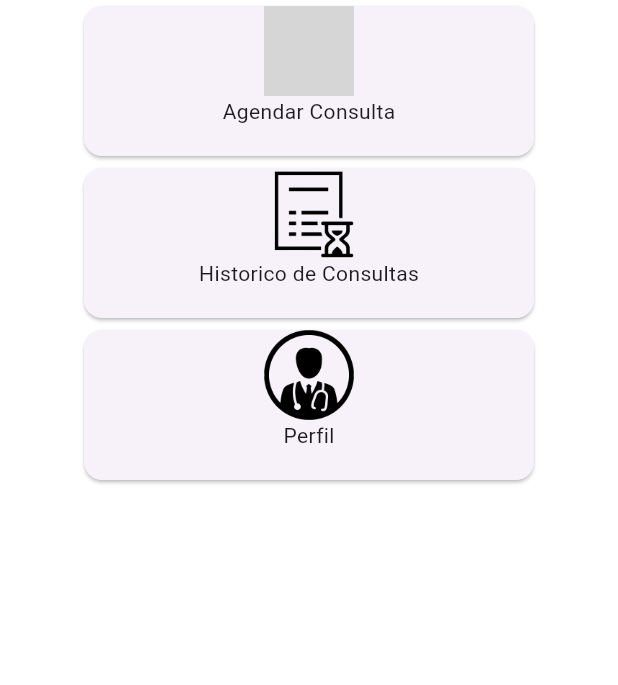
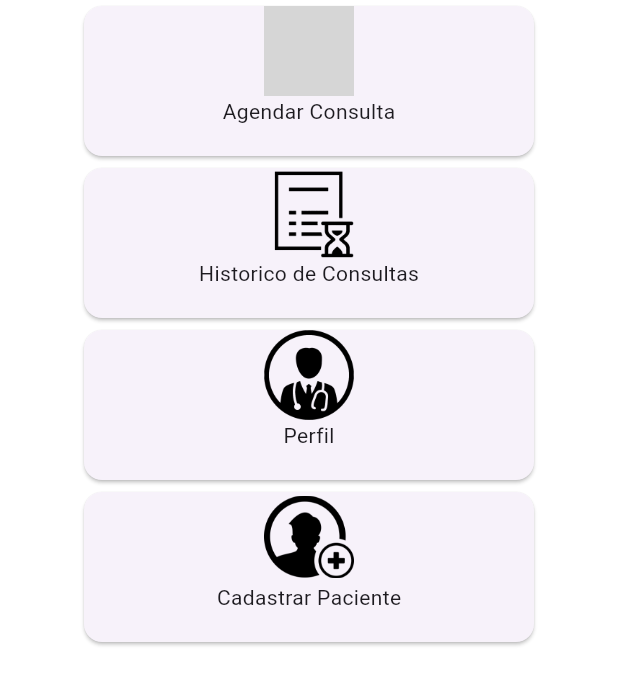
Before and after one commit to Pato-Loco-Dev/Flutterzin-Maroto, a Flutter app: the Home screen opened directly, on a phone screen of 412 x 824 dp. Shown: the top 685 px of the screen. Run offline on Flutter 3.47's test engine with Material 3 defaults, Android fonts, the phone set to English and light mode, and no system bars; grey boxes are pictures that could not be loaded.

Commit message:
Versão final

```diff
--- a/AppSaude/app_saude_flutter/lib/home.dart
+++ b/AppSaude/app_saude_flutter/lib/home.dart
@@ -1,3 +1,4 @@
+import 'package:app_saude_flutter/cadastro_paciente.dart';
 import 'package:flutter/material.dart';
 import 'perfil.dart';
 import 'consultas.dart';
@@ -66,7 +67,7 @@ class Home extends StatelessWidget {
                           height: 200,
                         ),
                       ),
-                      body: Historico(),
+                      body:  Historico(),
                     );
                   },
                 ));
@@ -126,6 +127,44 @@ class Home extends StatelessWidget {
               ),
             ),
           ),
+        ),
+        Center(
+          child: Card(
+            clipBehavior: Clip.hardEdge,
+            child: InkWell(
+              onTap: () {
+                Navigator.push(context, MaterialPageRoute<void>(
+                  builder: (BuildContext context) {
+                    return Scaffold(
+                      appBar: AppBar(
+                        title: Image.asset(
+                          'assets/images/ubrela.png',
+                          width: 200,
+                          height: 200,
+                        ),
+                      ),
+                      body: const CadastroPacientes(),
+                    );
+                  },
+                ));
+              },
+              child: SizedBox(
+                width: 300,
+                height: 100,
+                child: Column(children: <Widget>[
+                  Center(
+                      child: Image.asset(
+                    'assets/images/paciente.png',
+                    width: 60,
+                    height: 60,
+                  )),
+                  const Center(
+                    child: Text('Cadastrar Paciente'),
+                  )
+                ]),
+              ),
+            ),
+          ),
         )
       ],
     );
--- a/AppSaude/app_saude_flutter/lib/management.dart
+++ b/AppSaude/app_saude_flutter/lib/management.dart
@@ -17,25 +17,20 @@ abstract class ApiService {
       throw Exception('Failed to load data: ${response.statusCode}');
     }
   }
+
 }
 
-Future<void> listarPacientes() async {
+
+  Future<List<Paciente>> listarPacientes() async {
   final response = await http.get(Uri.parse('http://localhost:8080/pacientes'));
 
   if (response.statusCode == 200) {
-    // Se a solicitação for bem-sucedida, analise os dados da resposta JSON.
-
-    List<dynamic> listaPacientes = jsonDecode(response.body);
-    print(listaPacientes);
-
-
+    List jsonResponse = json.decode(response.body);
+    return jsonResponse.map((paciente) => Paciente.fromJson(paciente)).toList();
   } else {
-    // Se a solicitação não for bem-sucedida, lide com o erro.
-    print('Failed to load data: ${response.statusCode}');
+    throw Exception('Failed to load pacientes');
   }
 }
-
-
 
 Future<void> atualizarConsulta(String motivoConsulta, String codPaciente,
     String dataConsulta, String dropdownValue) async {
@@ -57,10 +52,10 @@ Future<void> atualizarConsulta(String motivoConsulta, String codPaciente,
       }));
 
   if (response.statusCode >= 200 && response.statusCode <= 299) {
-    // Se a requisição for bem-sucedida, você pode processar a resposta aqui.
+
     print('Response: ${response.body}');
   } else {
-    // Se a requisição não for bem-sucedida, lide com o erro aqui.
+
     print(dataConsultaRequest);
   }
 }
--- a/AppSaude/app_saude_flutter/lib/models.dart
+++ b/AppSaude/app_saude_flutter/lib/models.dart
@@ -3,7 +3,7 @@ class Consulta {
   final String motivo;
   final String dataConsulta;
   final String horarioConsulta;
-  final Paciente paciente;
+  final PacienteConsulta paciente;
 
   Consulta({
     required this.id,
@@ -20,18 +20,20 @@ class Consulta {
       motivo: consultaData['motivoConsulta'],
       dataConsulta: consultaData['dataConsulta'],
       horarioConsulta: consultaData['horarioConsulta'],
-      paciente: Paciente.fromJson(consultaData['paciente']),
+      paciente: PacienteConsulta.fromJson(consultaData['paciente']),
     );
   }
 }
 
 class Paciente {
   final String nome;
+  final int id;
   final String tipoSanguineo;
   final String dataNascimento;
   final String convenio;
 
   Paciente({
+    required this.id,
     required this.nome,
     required this.tipoSanguineo,
     required this.dataNascimento,
@@ -39,7 +41,35 @@ class Paciente {
   });
 
   factory Paciente.fromJson(Map<String, dynamic> json) {
+    final pacienteData = json['paciente'];
     return Paciente(
+      id: pacienteData['id'],
+      nome: pacienteData['nome'],
+      tipoSanguineo: pacienteData['tipoSanguineo'],
+      dataNascimento: pacienteData['dataNascimento'],
+      convenio: pacienteData['convenio'],
+    );
+  }
+}
+
+class PacienteConsulta {
+  final String nome;
+  final int id;
+  final String tipoSanguineo;
+  final String dataNascimento;
+  final String convenio;
+
+  PacienteConsulta({
+    required this.id,
+    required this.nome,
+    required this.tipoSanguineo,
+    required this.dataNascimento,
+    required this.convenio,
+  });
+
+  factory PacienteConsulta.fromJson(Map<String, dynamic> json) {
+    return PacienteConsulta(
+      id: json['id'],
       nome: json['nome'],
       tipoSanguineo: json['tipoSanguineo'],
       dataNascimento: json['dataNascimento'],
--- a/AppSaude/app_saude_flutter/pubspec.yaml
+++ b/AppSaude/app_saude_flutter/pubspec.yaml
@@ -17,7 +17,7 @@ dependencies:
 dev_dependencies:
   flutter_test:
     sdk: flutter
-  flutter_lints: ^3.0.2
+  flutter_lints: ^4.0.0
 
 flutter:
   uses-material-design: true
```
Also changed, not shown: AppSaude/app_saude_flutter/lib/cadastro_paciente.dart (added, +195 -0 lines), AppSaude/app_saude_flutter/lib/consultas.dart (+61 -69 lines), AppSaude/app_saude_flutter/lib/login_page.dart (+19 -5 lines), AppSaude/app_saude_flutter/assets/images/paciente.png (added), AppSaude/app_saude_flutter/pubspec.lock, 1 other file.
